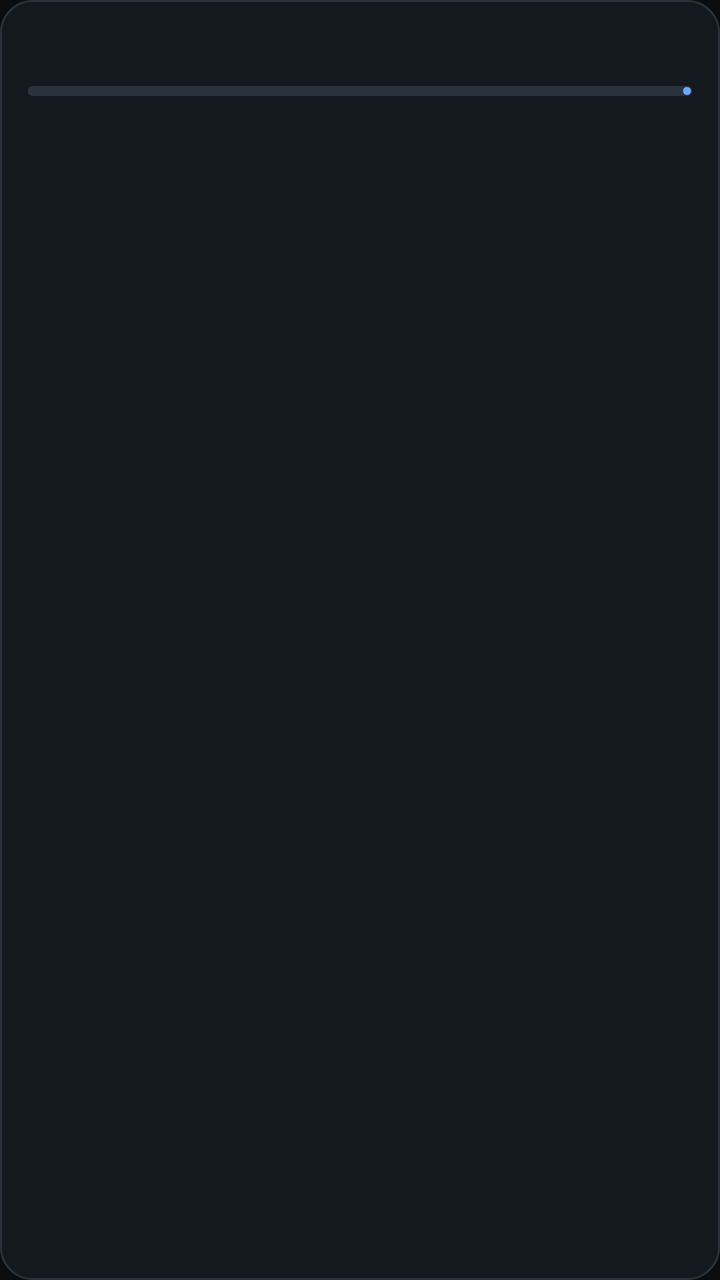
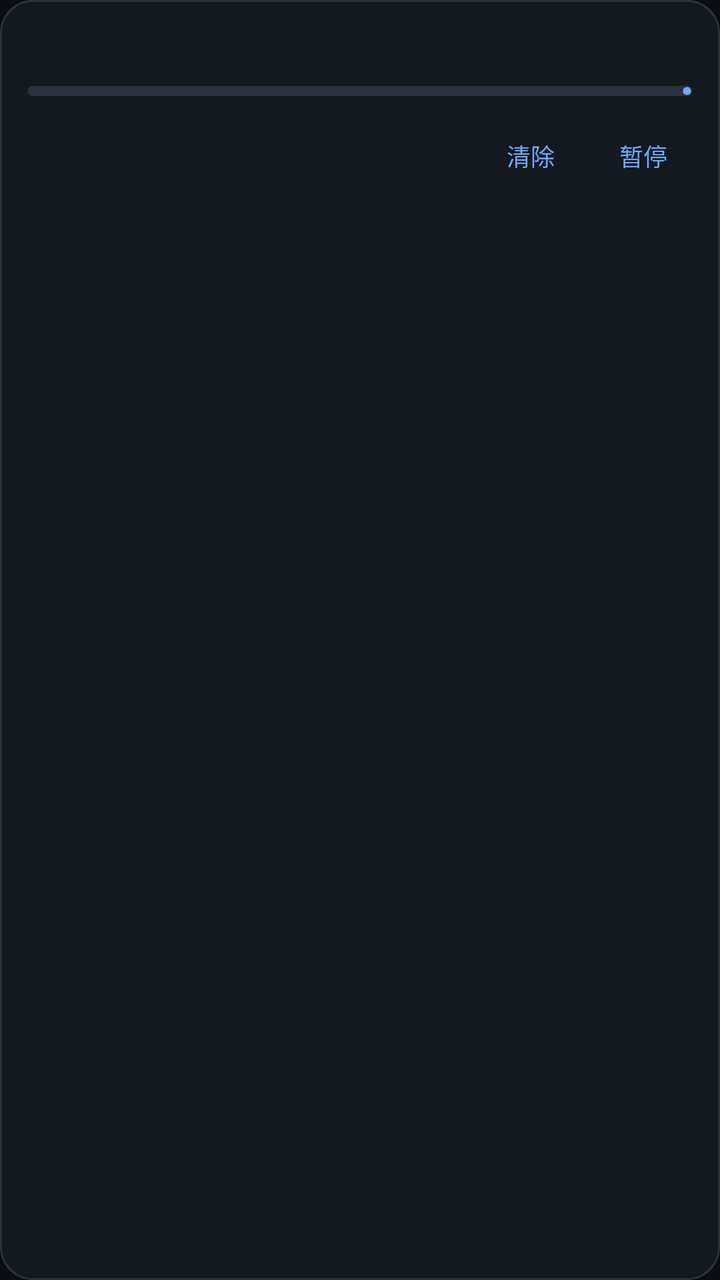

Two renders of the same Android screen: before a commit and after it. Below are the layout's source before the change and the commit's diff.
<!-- AndroidManifest.xml: application theme Theme.LinNas -->
<!-- res/layout/item_transfer.xml -->
<?xml version="1.0" encoding="utf-8"?>
<LinearLayout xmlns:android="http://schemas.android.com/apk/res/android"
    xmlns:app="http://schemas.android.com/apk/res-auto"
    android:layout_width="match_parent"
    android:layout_height="wrap_content"
    android:orientation="vertical"
    android:background="@drawable/bg_card"
    android:padding="14dp"
    android:layout_marginBottom="8dp">
    <LinearLayout
        android:layout_width="match_parent"
        android:layout_height="wrap_content"
        android:orientation="horizontal"
        android:gravity="center_vertical">
        <TextView
            android:id="@+id/tname"
            android:layout_width="0dp"
            android:layout_height="wrap_content"
            android:layout_weight="1"
            android:textColor="?attr/lText"
            android:textSize="14sp"
            android:maxLines="1"
            android:ellipsize="middle" />
        <TextView
            android:id="@+id/tstate"
            android:layout_width="wrap_content"
            android:layout_height="wrap_content"
            android:layout_marginStart="10dp"
            android:textColor="?attr/lTextDim"
            android:textSize="12sp" />
    </LinearLayout>
    <com.google.android.material.progressindicator.LinearProgressIndicator
        android:id="@+id/tprog"
        android:layout_width="match_parent"
        android:layout_height="wrap_content"
        android:layout_marginTop="10dp"
        app:trackColor="?attr/lOutline"
        app:trackCornerRadius="3dp"
        app:trackThickness="5dp" />
</LinearLayout>
<!-- resources referenced by this layout -->
<resources>
  <!-- drawable bg_card (drawable) -->
  <shape xmlns:android="http://schemas.android.com/apk/res/android" android:shape="rectangle"><solid android:color="@color/surface" /><corners android:radius="16dp" /><stroke android:width="1dp" android:color="@color/outline" /></shape>
  <style name="Theme.LinNas" parent="Theme.Material3.Dark.NoActionBar">
          <item name="lInk">@color/t_blue_ink</item>
          <item name="lSurface">@color/t_blue_surface</item>
          <item name="lSurfaceHigh">@color/t_blue_surface_high</item>
          <item name="lOutline">@color/t_blue_outline</item>
          <item name="lText">@color/t_blue_text</item>
          <item name="lTextDim">@color/t_blue_text_dim</item>
          <item name="lPrimary">@color/t_blue_primary</item>
          <item name="lOnPrimary">@color/t_blue_on_primary</item>
          <item name="colorPrimary">@color/t_blue_primary</item>
          <item name="colorOnPrimary">@color/t_blue_on_primary</item>
          <item name="colorSecondary">@color/t_blue_primary</item>
          <item name="colorOnSecondary">@color/t_blue_on_primary</item>
          <item name="colorSurface">@color/t_blue_surface</item>
          <item name="colorOnSurface">@color/t_blue_text</item>
          <item name="colorSurfaceVariant">@color/t_blue_surface_high</item>
          <item name="colorOnSurfaceVariant">@color/t_blue_text_dim</item>
          <item name="colorOutline">@color/t_blue_outline</item>
          <item name="colorOnBackground">@color/t_blue_text</item>
          <item name="android:colorBackground">@color/t_blue_ink</item>
          <item name="android:statusBarColor">@color/t_blue_ink</item>
          <item name="android:navigationBarColor">@color/t_blue_ink</item>
          <item name="android:windowLightStatusBar">false</item>
          <item name="android:textColorPrimary">@color/t_blue_text</item>
          <item name="android:textColorSecondary">@color/t_blue_text_dim</item>    </style>
  <color name="surface">#14181F</color>
  <color name="outline">#2A323E</color>
  <color name="t_blue_ink">#0B0D11</color>
  <color name="t_blue_surface">#14181F</color>
  <color name="t_blue_surface_high">#1C222C</color>
  <color name="t_blue_outline">#2A323E</color>
  <color name="t_blue_text">#E9EDF5</color>
  <color name="t_blue_text_dim">#98A2B3</color>
  <color name="t_blue_primary">#6EA8FE</color>
  <color name="t_blue_on_primary">#071021</color>
</resources>

<!-- the commit's change to res/layout/item_transfer.xml (unified diff, before → after) -->
@@ -37,4 +37,28 @@
         app:trackColor="?attr/lOutline"
         app:trackCornerRadius="3dp"
         app:trackThickness="5dp" />
+    <LinearLayout
+        android:layout_width="match_parent"
+        android:layout_height="wrap_content"
+        android:orientation="horizontal"
+        android:layout_marginTop="6dp"
+        android:gravity="end">
+        <com.google.android.material.button.MaterialButton
+            android:id="@+id/tclear"
+            style="@style/Widget.Material3.Button.TextButton"
+            android:layout_width="wrap_content"
+            android:layout_height="wrap_content"
+            android:minWidth="0dp"
+            android:text="清除"
+            android:textSize="12sp" />
+        <com.google.android.material.button.MaterialButton
+            android:id="@+id/tact"
+            style="@style/Widget.Material3.Button.TextButton"
+            android:layout_width="wrap_content"
+            android:layout_height="wrap_content"
+            android:minWidth="0dp"
+            android:layout_marginStart="8dp"
+            android:text="暂停"
+            android:textSize="12sp" />
+    </LinearLayout>
 </LinearLayout>
